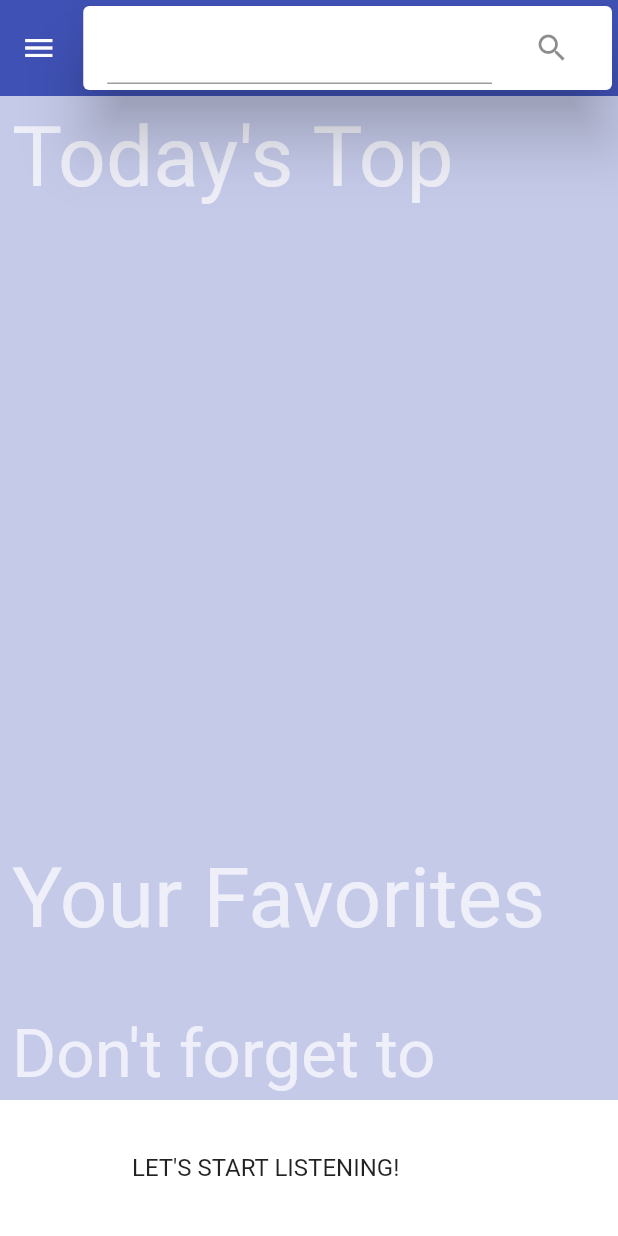
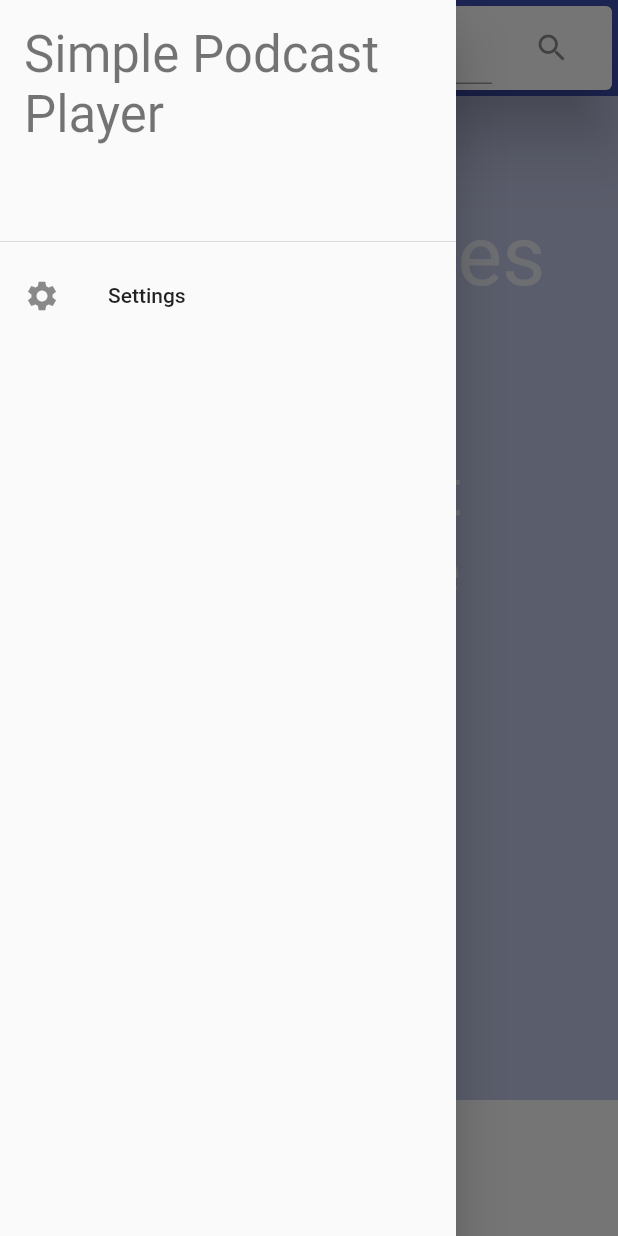
Before and after one commit to pcelis19/MyPodcastApp, a Flutter app: the HomePage screen opened directly, after a tap on the "menu" icon, on a phone screen of 412 x 824 dp. Run offline on Flutter 3.47's test engine with Material 2 defaults, Android fonts, the phone set to English and light mode, and no system bars; our stand-ins replace assets_audio_player, auto_size_text, rxdart, shared_preferences, smooth_page_indicator, sprintf; missing offline and left inert: podcast_search; accounts and stored records are empty; statements that could not run were skipped.

Commit message:
Added settings, added current release

```diff
--- a/my_simple_podcast_app/lib/global_services/audio_player/audio_player.dart
+++ b/my_simple_podcast_app/lib/global_services/audio_player/audio_player.dart
@@ -93,7 +93,7 @@ class AudioPlayer with ChangeNotifier {
 
   /// creates a AudioPlayer from json file
   AudioPlayer.fromJson(Map<String, dynamic> jsonData) {
-    log("[AudioPlayer.fromJson]: ${jsonEncode(jsonData)}");
+    // log("[AudioPlayer.fromJson]: ${jsonEncode(jsonData)}");
 
     _audioPlayer._currentEpisode = Episode.fromJson(jsonData[kCurrentEpisode]);
 
@@ -109,7 +109,7 @@ class AudioPlayer with ChangeNotifier {
       kCurrentEpisode: currentEpisode.toJson(),
       kCurrentLocation: _assetsAudioPlayer.currentPosition.value.inSeconds,
     };
-    log("[AudioPlayer.toJson]: ${jsonEncode(jsonData.toString())}");
+    // log("[AudioPlayer.toJson]: ${jsonEncode(jsonData.toString())}");
 
     return jsonData;
   }
--- a/my_simple_podcast_app/lib/global_services/audio_player/shared_preferences_audio_player.dart
+++ b/my_simple_podcast_app/lib/global_services/audio_player/shared_preferences_audio_player.dart
@@ -51,7 +51,7 @@ class AudioPlayerSharedPreferencesService {
     // adding the mapping, to create jsonData
 
     String jsonString = jsonEncode(jsonData);
-    log("[SAVE_CACHED_DATA]$jsonString");
+    // log("[SAVE_CACHED_DATA]$jsonString");
     _sharedPreferences.setString(_keyForAudioPlayer, jsonString);
   }
 
@@ -67,7 +67,7 @@ class AudioPlayerSharedPreferencesService {
       return null;
     }
     String cachedData = _sharedPreferences.getString(_keyForAudioPlayer);
-    log("[LOAD_CACHED_DATA] $cachedData");
+    // log("[LOAD_CACHED_DATA] $cachedData");
     return jsonDecode(cachedData)[_keyForAudioPlayer];
   }
 }
--- /dev/null
+++ b/my_simple_podcast_app/lib/global_services/user_settings.dart
@@ -0,0 +1,41 @@
+import 'dart:async';
+import 'dart:developer';
+
+import 'package:rxdart/subjects.dart';
+
+class UserSettings {
+  static UserSettings _userSettings = UserSettings.internal();
+  UserSettings.internal();
+  factory UserSettings() {
+    return _userSettings;
+  }
+  final StreamController<bool> _controller = BehaviorSubject<bool>();
+  bool _hasBeenInitialized = false;
+  bool _displayTTP;
+  Stream _broadcastStream;
+  Future<void> initializeUserSettings() {
+    if (!_hasBeenInitialized) {
+      _hasBeenInitialized = true;
+      _broadcastStream = _controller.stream;
+      _connectInternalBoolean();
+      _controller.sink.add(true);
+    }
+    return Future.value();
+  }
+
+  void _connectInternalBoolean() {
+    _broadcastStream.listen((event) {
+      _displayTTP = event;
+      log('[SWTICH] $event');
+    });
+  }
+
+  void toggleShowTodaysTopPodcasts(bool value) {
+    _controller.sink.add(value);
+  }
+
+  Stream<bool> get displayTodaysTopPodcastStream {
+    initializeUserSettings();
+    return _broadcastStream.asBroadcastStream();
+  }
+}
--- a/my_simple_podcast_app/lib/global_utils/route_names.dart
+++ b/my_simple_podcast_app/lib/global_utils/route_names.dart
@@ -2,3 +2,4 @@ const String kDefault = "/";
 const String kHomePage = "/homepage";
 const String kSearch = "/search";
 const String kPodcastHomeScreen = "/podcast_home_screen";
+const String kSettings = "/settings";
--- a/my_simple_podcast_app/lib/views/home/home_dependencies/search/search_dependencies/providers/search_term_provider.dart
+++ b/my_simple_podcast_app/lib/views/home/home_dependencies/search/search_dependencies/providers/search_term_provider.dart
@@ -60,6 +60,7 @@ class SearchTermProvider extends ChangeNotifier {
   void clearSearchScreen() {
     searchTerm = "";
     searchTextEditingController.text = searchTerm;
+
     notifyListeners();
   }
 }
--- a/my_simple_podcast_app/lib/views/home/home_dependencies/search/search_dependencies/widgets/search_bar.dart
+++ b/my_simple_podcast_app/lib/views/home/home_dependencies/search/search_dependencies/widgets/search_bar.dart
@@ -69,6 +69,7 @@ class _SearchBarState extends State<SearchBar> {
                     icon: Icon(Icons.menu),
                     onPressed: () {
                       // TODO implement function
+                      Scaffold.of(context).openDrawer();
                     }),
               ),
               Expanded(
--- a/my_simple_podcast_app/lib/views/home/home_dependencies/top_podcasts/top_podcasts.dart
+++ b/my_simple_podcast_app/lib/views/home/home_dependencies/top_podcasts/top_podcasts.dart
@@ -2,6 +2,7 @@ import 'package:flutter/foundation.dart';
 import 'package:flutter/material.dart';
 import 'package:my_simple_podcast_app/global_models/partial_podcast_information.dart';
 import 'package:my_simple_podcast_app/global_services/podcast_search/podcast_search_service.dart';
+import 'package:my_simple_podcast_app/global_services/user_settings.dart';
 import 'package:my_simple_podcast_app/global_utils/size_config.dart';
 
 import 'widgets/list_podcast_banners.dart';
@@ -11,6 +12,21 @@ class TopPodcasts extends StatelessWidget {
 
   @override
   Widget build(BuildContext context) {
+    return StreamBuilder(
+      stream: UserSettings().displayTodaysTopPodcastStream,
+      builder: (builder, snapshot) {
+        if (snapshot.hasData) {
+          if (snapshot.data)
+            return getDefault(context);
+          else
+            return Container();
+        } else
+          return getDefault(context);
+      },
+    );
+  }
+
+  Widget getDefault(BuildContext context) {
     SizeConfig().init(context);
     double maxHeight = SizeConfig.safeBlockVertical * 50;
     return Container(
--- a/my_simple_podcast_app/lib/views/home/home_screen.dart
+++ b/my_simple_podcast_app/lib/views/home/home_screen.dart
@@ -1,11 +1,11 @@
 import 'package:flutter/material.dart';
 import 'package:my_simple_podcast_app/global_components/audio_player_related/audio_player_widget.dart';
+import 'package:my_simple_podcast_app/global_services/user_settings.dart';
 import 'package:my_simple_podcast_app/views/home/home_dependencies/search/search_dependencies/providers/search_term_provider.dart';
 import 'package:my_simple_podcast_app/views/home/home_dependencies/search/search_dependencies/widgets/search_bar.dart';
 import 'package:provider/provider.dart';
 
 import 'home_dependencies/favorite_podcasts/favorite_podcasts.dart';
-import 'home_dependencies/search/search_dependencies/widgets/search_results.dart';
 import 'home_dependencies/top_podcasts/top_podcasts.dart';
 
 class HomePage extends StatefulWidget {
@@ -32,11 +32,31 @@ class _HomePageState extends State<HomePage> {
     return ChangeNotifierProvider<SearchTermProvider>.value(
       value: _searchTermProvider,
       builder: (context, child) {
-        return SafeArea(
+        return Container(
+          height: double.infinity,
+          color: themeData.backgroundColor,
+          child: SafeArea(
             child: WillPopScope(
               onWillPop: () => _onWillPopScope(_searchTermProvider),
               child: Scaffold(
                 appBar: SearchBar(),
+                drawer: Drawer(
+                  child: ListView(
+                    children: [
+                      DrawerHeader(
+                        child: Text(
+                          'Simple Podcast Player',
+                          style: themeData.textTheme.headline4,
+                        ),
+                      ),
+                      ListTile(
+                        leading: Icon(Icons.settings),
+                        title: Text('Settings'),
+                        onTap: () => Navigator.pushNamed(context, '/settings'),
+                      ),
+                    ],
+                  ),
+                ),
                 body: Stack(
                   children: [
                     Container(
@@ -63,6 +83,7 @@ class _HomePageState extends State<HomePage> {
                   ],
                 ),
                 // bottomSheet: AudioPlayerWidget(),
+              ),
             ),
           ),
         );
@@ -97,10 +118,23 @@ class _HomePageState extends State<HomePage> {
 
   Widget topPodcastHeader(BuildContext context) {
     ThemeData themeData = Theme.of(context);
-    return Text(
+    Widget kDefault = Text(
       'Today\'s Top ',
       style: themeData.accentTextTheme.headline2,
     );
+    return StreamBuilder<bool>(
+        stream: UserSettings().displayTodaysTopPodcastStream,
+        builder: (builder, snapshot) {
+          if (snapshot.hasData) {
+            if (snapshot.data) {
+              return kDefault;
+            } else {
+              return Container();
+            }
+          } else {
+            return kDefault;
+          }
+        });
   }
 
   Widget yourFavoritesHeader(BuildContext context) {
@@ -110,8 +144,4 @@ class _HomePageState extends State<HomePage> {
       style: themeData.accentTextTheme.headline2,
     );
   }
-
-  @override
-  // TODO: implement wantKeepAlive
-  bool get wantKeepAlive => true;
 }
--- a/my_simple_podcast_app/pubspec.yaml
+++ b/my_simple_podcast_app/pubspec.yaml
@@ -30,6 +30,7 @@ dependencies:
   smooth_page_indicator: ^0.2.0
   assets_audio_player: ^2.0.10
   sprintf: "^4.0.0"
+  rxdart: ^0.24.1
 
 dev_dependencies:
   flutter_test:
```
Also changed, not shown: my_simple_podcast_app/lib/main.dart (+31 -14 lines), my_simple_podcast_app/lib/views/home/home_dependencies/search/search_dependencies/widgets/search_results.dart (+7 -0 lines), my_simple_podcast_app/lib/views/settings/settings.dart (added, +42 -0 lines), my_simple_podcast_app/pubspec.lock, 1 other file. Lines whose indentation alone changed are shown as unchanged.
